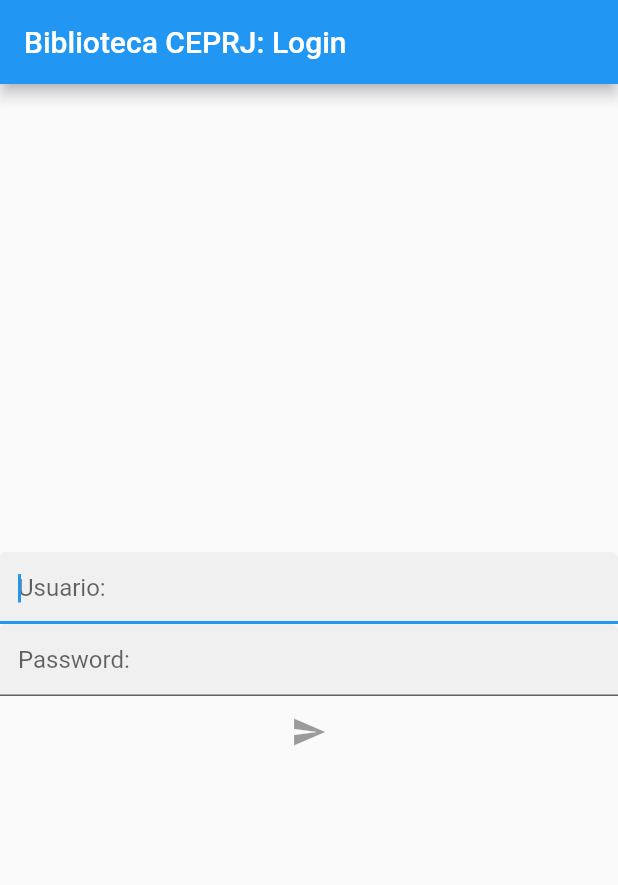
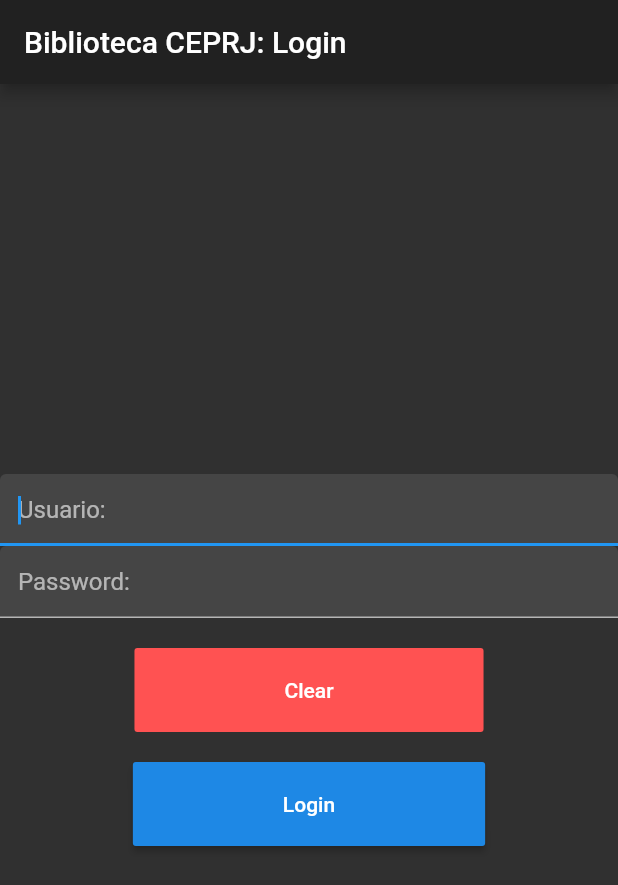
Before and after one commit to levimoura92/Biblioteca, a Flutter app: the screen it shows after launch, on a phone screen of 412 x 824 dp. Shown: the top 885 px of the screen. Run offline on Flutter 3.47's test engine with Material 2 defaults, Android fonts, the phone set to English and light mode, and no system bars; our stand-ins replace file_picker.

```diff
--- a/lib/Utils/SQLUtils.dart
+++ b/lib/Utils/SQLUtils.dart
@@ -1,4 +1,4 @@
-import 'UserDSO.dart';
+import 'package:biblioteca_ceprj/UserDSO.dart';
 
 class SQLUtils{
   UserDSO login(String username, String password){
--- a/lib/Utils/Utils.dart
+++ b/lib/Utils/Utils.dart
@@ -1,4 +1,4 @@
-import 'UserDSO.dart';
+import 'package:biblioteca_ceprj/UserDSO.dart';
 
 class Utils{
   bool login(String user, String pswd){
--- a/lib/main.dart
+++ b/lib/main.dart
@@ -1,5 +1,6 @@
 import 'package:flutter/material.dart';
-import 'Utils/SQLUtils.dart';
+import 'ui/CadastraLivro.dart';
+import 'ui/Home.dart';
 
 void main() => runApp(MyApp());
 
@@ -9,9 +10,7 @@ class MyApp extends StatelessWidget {
   Widget build(BuildContext context) {
     return MaterialApp(
       title: 'Biblioteca CEPRJ',
-      theme: ThemeData(
-        primarySwatch: Colors.blue,
-      ),
+      theme: ThemeData.dark(),
       home: MyHomePage(title: 'Biblioteca CEPRJ: Login'),
     );
   }
@@ -19,35 +18,16 @@ class MyApp extends StatelessWidget {
 
 class MyHomePage extends StatefulWidget {
   MyHomePage({Key key, this.title}) : super(key: key);
-
-  // This widget is the home page of your application. It is stateful, meaning
-  // that it has a State object (defined below) that contains fields that affect
-  // how it looks.
-
-  // This class is the configuration for the state. It holds the values (in this
-  // case the title) provided by the parent (in this case the App widget) and
-  // used by the build method of the State. Fields in a Widget subclass are
-  // always marked "final".
-
   final String title;
-
   @override
   _MyHomePageState createState() => _MyHomePageState();
 }
 
 class _MyHomePageState extends State<MyHomePage> {
   int _counter = 0;
+  final tuc = new TextEditingController();
+  final tpc = new TextEditingController();
 
-  void _incrementCounter() {
-    setState(() {
-      // This call to setState tells the Flutter framework that something has
-      // changed in this State, which causes it to rerun the build method below
-      // so that the display can reflect the updated values. If we changed
-      // _counter without calling setState(), then the build method would not be
-      // called again, and so nothing would appear to happen.
-      _counter++;
-    });
-  }
 
   @override
   Widget build(BuildContext context) {
@@ -70,6 +50,7 @@ class _MyHomePageState extends State<MyHomePage> {
           mainAxisAlignment: MainAxisAlignment.center,
           children: <Widget>[
             new TextField(
+              controller: tuc,
               autofocus: true,
               decoration: new InputDecoration(
                 hintText: "Usuario: ",
@@ -78,6 +59,7 @@ class _MyHomePageState extends State<MyHomePage> {
               ),
             ),
             new TextField(
+              controller: tpc,
               autofocus: true,
               obscureText: true,
               decoration: new InputDecoration(
@@ -86,10 +68,47 @@ class _MyHomePageState extends State<MyHomePage> {
                 //fillColor: Colors.indigoAccent,
               ),
             ),
-            new IconButton(icon: new Icon(Icons.send), onPressed: null)
+            new Padding(padding: EdgeInsets.all(10.0)),
+            new FlatButton(
+              color: Colors.redAccent,
+              padding: EdgeInsets.only(left:100.0, right: 100.0, top: 20.0, bottom: 20.0),
+              onPressed: _clearFields,
+              child:
+                new Text("Clear")
+            ),
+            new Padding(padding: EdgeInsets.all(10.0)),
+            new RaisedButton(
+              padding: EdgeInsets.only(left:100.0, right: 100.0, top: 20.0, bottom: 20.0),
+              onPressed: _login,
+              child:
+                new Text("Login"),
+            ),
           ],
         ),
       ),
     );
   }
+
+  void _login(){
+    String user = tuc.text;
+    String password = tpc.text;
+    if(user == "levi" && password == "123") {
+      Navigator.push(
+        context,
+        MaterialPageRoute(builder: (context) => CadastraLivro()),
+      );
+    }
+  }
+
+  void _clearFields(){
+    tuc.clear();
+    tpc.clear();
+  }
+
+  @override
+  void dispose() {
+    tuc.dispose();
+    tpc.dispose();
+    super.dispose();
+  }
 }
--- a/pubspec.yaml
+++ b/pubspec.yaml
@@ -19,6 +19,8 @@ dependencies:
   # The following adds the Cupertino Icons font to your application.
   # Use with the CupertinoIcons class for iOS style icons.
   cupertino_icons: ^0.1.2
+  file_picker: ^1.0.2
+
 
 dev_dependencies:
   flutter_test:
```
Also changed, not shown: lib/ui/Home.dart (+9 -2 lines), lib/UserDSO.dart (renamed from lib/Utils/UserDSO.dart).
